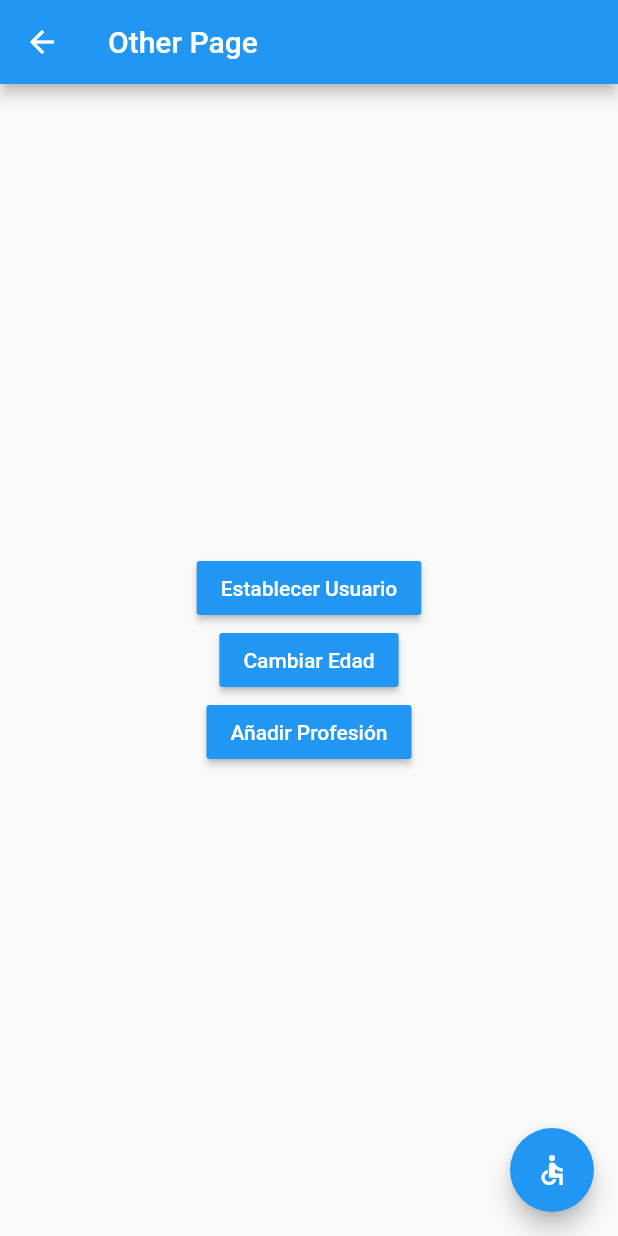
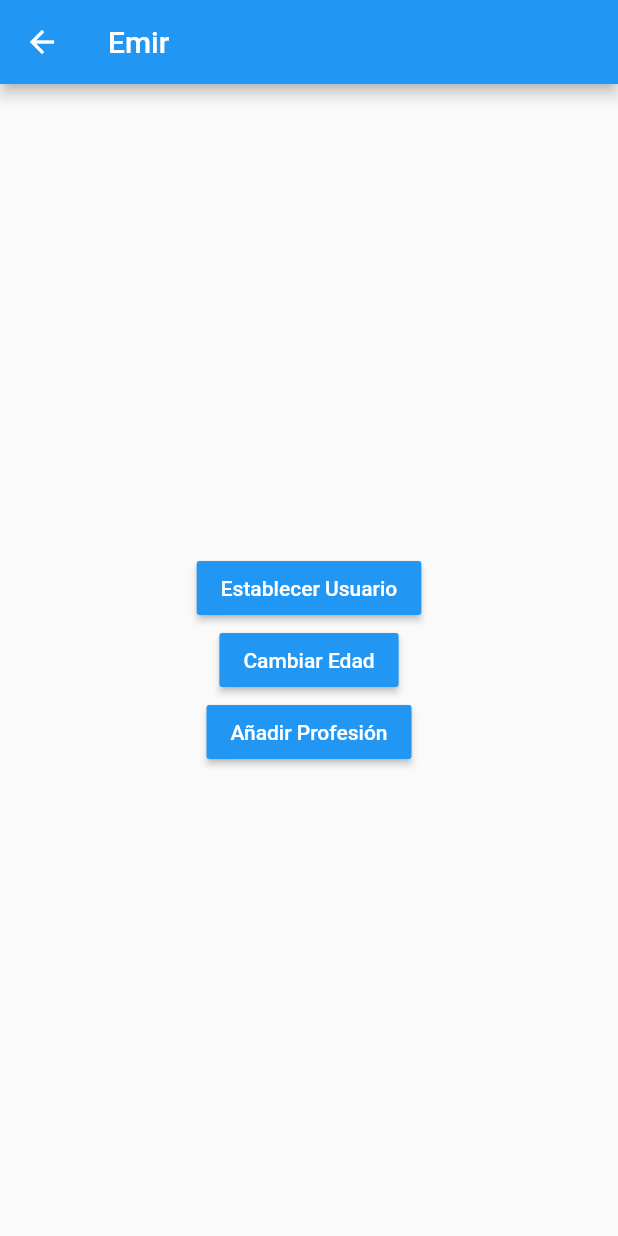
Before and after one commit to emirchus/flutter-states, a Flutter app: the OtherPage screen opened by its route, after a tap on "Establecer Usuario", on a phone screen of 412 x 824 dp. Run offline on Flutter 3.47's test engine with Material 2 defaults, Android fonts, the phone set to English and light mode, and no system bars; accounts and stored records are empty.

```diff
--- a/lib/models/user.dart
+++ b/lib/models/user.dart
@@ -1,7 +1,7 @@
 class User {
   String name;
-  int age;
+  int? age;
   List<String> profesiones;
 
-  User({required this.name, required this.age, required this.profesiones});
+  User({required this.name, this.age, this.profesiones = const []});
 }
--- a/lib/pages/home.dart
+++ b/lib/pages/home.dart
@@ -1,4 +1,7 @@
 import 'package:flutter/material.dart';
+import 'package:flutter_states/services/user_service.dart';
+
+import '../models/user.dart';
 
 class HomePage extends StatelessWidget {
   const HomePage({super.key});
@@ -9,8 +12,18 @@ class HomePage extends StatelessWidget {
       appBar: AppBar(
         title: const Text('Home Page'),
       ),
-      body: const Center(
-        child: UserInformation(),
+      body: StreamBuilder<User?>(
+        stream: userService.userStream,
+        builder: (context, snapshot) {
+          return snapshot.hasData && snapshot.data != null
+              ? Center(
+                  child: UserInformation(
+                  user: snapshot.data!,
+                ))
+              : const Center(
+                  child: Text("No hay usuario"),
+                );
+        },
       ),
       floatingActionButton: FloatingActionButton(
         onPressed: () => Navigator.of(context).pushNamed("other"),
@@ -21,8 +34,9 @@ class HomePage extends StatelessWidget {
 }
 
 class UserInformation extends StatelessWidget {
-  const UserInformation({super.key});
+  final User user;
 
+  const UserInformation({super.key, required this.user});
   @override
   Widget build(BuildContext context) {
     return Container(
@@ -31,26 +45,27 @@ class UserInformation extends StatelessWidget {
       padding: const EdgeInsets.all(20),
       child: Column(
         crossAxisAlignment: CrossAxisAlignment.start,
-        children: const [
-          Text(
+        children: [
+          const Text(
             "General",
             style: TextStyle(fontSize: 18, fontWeight: FontWeight.bold),
           ),
-          Divider(),
+          const Divider(),
           ListTile(
-            title: Text("Nombre:"),
-            subtitle: Text("Juan"),
+            title: const Text("Nombre:"),
+            subtitle: Text(user.name),
           ),
-          ListTile(
-            title: Text("Edad:"),
-            subtitle: Text("Juan"),
-          ),
-          Text(
+          if (user.age != null)
+            ListTile(
+              title: const Text("Edad:"),
+              subtitle: Text(user.age!.toString()),
+            ),
+          const Text(
             "Profesiones",
             style: TextStyle(fontSize: 18, fontWeight: FontWeight.bold),
           ),
-          Divider(),
-          ListTile(
+          const Divider(),
+          const ListTile(
             title: Text("Profesor:"),
             subtitle: Text("1 año"),
           ),
--- a/lib/pages/other.dart
+++ b/lib/pages/other.dart
@@ -1,13 +1,18 @@
 import 'package:flutter/material.dart';
+import 'package:flutter_states/models/user.dart';
+import 'package:flutter_states/services/user_service.dart';
 
 class OtherPage extends StatelessWidget {
   const OtherPage({super.key});
 
   @override
   Widget build(BuildContext context) {
+    return StreamBuilder<User?>(
+        stream: userService.userStream,
+        builder: (context, snapshot) {
           return Scaffold(
             appBar: AppBar(
-        title: const Text('Other Page'),
+              title: snapshot.data != null ? Text(snapshot.data!.name) : const Text("No hay usuario"),
             ),
             body: Center(
               child: Column(
@@ -15,7 +20,10 @@ class OtherPage extends StatelessWidget {
                 crossAxisAlignment: CrossAxisAlignment.center,
                 children: [
                   MaterialButton(
-              onPressed: () {},
+                    onPressed: () {
+                      final user = User(name: "Emir", age: 20);
+                      userService.setUser(user);
+                    },
                     color: Colors.blue,
                     child: const Text(
                       "Establecer Usuario",
@@ -23,7 +31,10 @@ class OtherPage extends StatelessWidget {
                     ),
                   ),
                   MaterialButton(
-              onPressed: () {},
+                    onPressed: () {
+                      final user = userService.user!;
+                      userService.setAge((user.age ?? 0) + 1);
+                    },
                     color: Colors.blue,
                     child: const Text(
                       "Cambiar Edad",
@@ -41,10 +52,7 @@ class OtherPage extends StatelessWidget {
                 ],
               ),
             ),
-      floatingActionButton: FloatingActionButton(
-        onPressed: () => Navigator.of(context).pushNamed("home"),
-        child: const Icon(Icons.accessible_sharp),
-      ),
           );
+        });
   }
 }
--- /dev/null
+++ b/lib/services/user_service.dart
@@ -0,0 +1,31 @@
+import 'dart:async';
+
+import 'package:flutter_states/models/user.dart';
+
+class _UserService {
+  User? _user;
+
+  final StreamController<User?> _userStreamController = StreamController<User?>.broadcast();
+
+  User? get user => _user;
+
+  bool get isLogged => _user != null;
+
+  Stream<User?> get userStream => _userStreamController.stream;
+
+  void setUser(User? user) {
+    _user = user;
+    _userStreamController.add(user);
+  }
+
+  void setAge(int age) {
+    _user!.age = age;
+    _userStreamController.add(_user);
+  }
+
+  void dispose() {
+    _userStreamController.close();
+  }
+}
+
+final userService = _UserService();
```
Also changed, not shown: 1 other file. Lines whose indentation alone changed are shown as unchanged.
